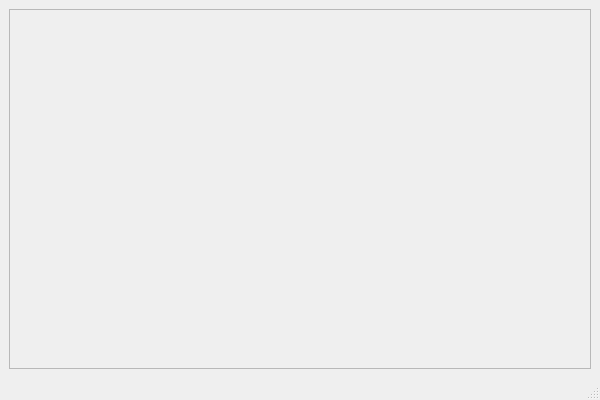
This is graphdrawer/mainwindow.ui in bartspl860/graphdrawer as Qt 5 draws it before an edit. The edited form follows.
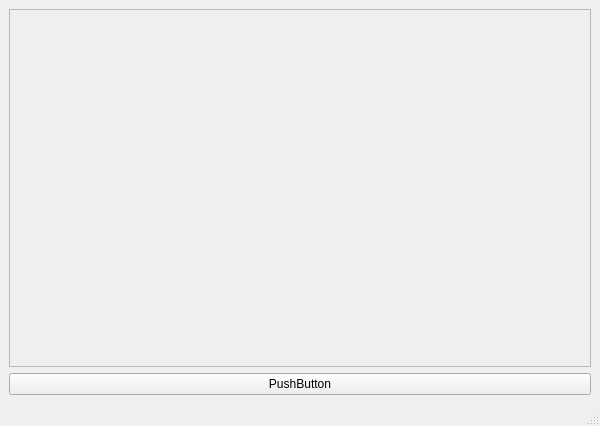
This is the edited form.

```diff
--- a/graphdrawer/mainwindow.ui
+++ b/graphdrawer/mainwindow.ui
@@ -7,7 +7,7 @@
     <x>0</x>
     <y>0</y>
     <width>600</width>
-    <height>400</height>
+    <height>426</height>
    </rect>
   </property>
   <property name="windowTitle">
@@ -25,6 +25,13 @@
       </property>
      </widget>
     </item>
+    <item row="1" column="0">
+     <widget class="QPushButton" name="add">
+      <property name="text">
+       <string>PushButton</string>
+      </property>
+     </widget>
+    </item>
    </layout>
   </widget>
   <widget class="QMenuBar" name="menubar">
```
Left out of the diff: 2 changed lines with no effect on the pictures.
